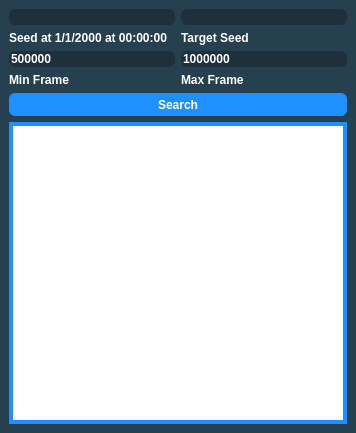
First picture: the form in Forms/Gen3/GameCubeRTC.ui, repository Admiral-Fish/PokeFinder, before the edit.
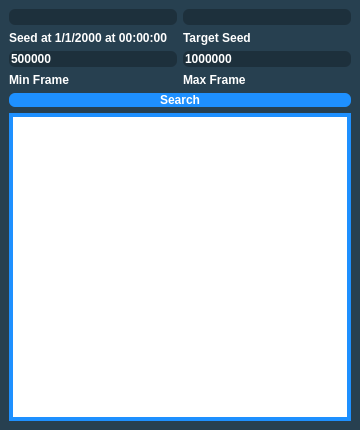
Second picture: the form after the edit. Custom widgets are drawn as their Qt base class.

The edit to the form file:
```diff
--- a/Forms/Gen3/GameCubeRTC.ui
+++ b/Forms/Gen3/GameCubeRTC.ui
@@ -6,8 +6,8 @@
    <rect>
     <x>0</x>
     <y>0</y>
-    <width>356</width>
-    <height>433</height>
+    <width>360</width>
+    <height>430</height>
    </rect>
   </property>
   <property name="sizePolicy">
@@ -18,14 +18,14 @@
   </property>
   <property name="minimumSize">
    <size>
-    <width>356</width>
-    <height>433</height>
+    <width>360</width>
+    <height>430</height>
    </size>
   </property>
   <property name="maximumSize">
    <size>
-    <width>356</width>
-    <height>433</height>
+    <width>360</width>
+    <height>430</height>
    </size>
   </property>
   <property name="windowTitle">
@@ -76,10 +76,24 @@
   <widget class="QWidget" name="centralwidget">
    <layout class="QGridLayout" name="gridLayout">
     <item row="0" column="0">
-     <widget class="QTextBox" name="textBoxStartSeed"/>
+     <widget class="QTextBox" name="textBoxStartSeed">
+      <property name="sizePolicy">
+       <sizepolicy hsizetype="Preferred" vsizetype="Preferred">
+        <horstretch>0</horstretch>
+        <verstretch>0</verstretch>
+       </sizepolicy>
+      </property>
+     </widget>
     </item>
     <item row="0" column="1">
-     <widget class="QTextBox" name="textBoxEndSeed"/>
+     <widget class="QTextBox" name="textBoxEndSeed">
+      <property name="sizePolicy">
+       <sizepolicy hsizetype="Preferred" vsizetype="Preferred">
+        <horstretch>0</horstretch>
+        <verstretch>0</verstretch>
+       </sizepolicy>
+      </property>
+     </widget>
     </item>
     <item row="1" column="0">
      <widget class="QLabel" name="labelStartSeed">
@@ -97,6 +111,12 @@
     </item>
     <item row="2" column="0">
      <widget class="QTextBox" name="textBoxMinFrame">
+      <property name="sizePolicy">
+       <sizepolicy hsizetype="Preferred" vsizetype="Preferred">
+        <horstretch>0</horstretch>
+        <verstretch>0</verstretch>
+       </sizepolicy>
+      </property>
       <property name="text">
        <string notr="true">500000</string>
       </property>
@@ -107,6 +127,12 @@
     </item>
     <item row="2" column="1">
      <widget class="QTextBox" name="textBoxMaxFrame">
+      <property name="sizePolicy">
+       <sizepolicy hsizetype="Preferred" vsizetype="Preferred">
+        <horstretch>0</horstretch>
+        <verstretch>0</verstretch>
+       </sizepolicy>
+      </property>
       <property name="text">
        <string notr="true">1000000</string>
       </property>
@@ -131,10 +157,16 @@
     </item>
     <item row="4" column="0" colspan="2">
      <widget class="QPushButton" name="pushButtonSearch">
+      <property name="sizePolicy">
+       <sizepolicy hsizetype="Preferred" vsizetype="Preferred">
+        <horstretch>0</horstretch>
+        <verstretch>0</verstretch>
+       </sizepolicy>
+      </property>
       <property name="minimumSize">
        <size>
         <width>0</width>
-        <height>23</height>
+        <height>0</height>
        </size>
       </property>
       <property name="styleSheet">
```
Left out of the diff: 4 changed lines with no effect on the pictures.
